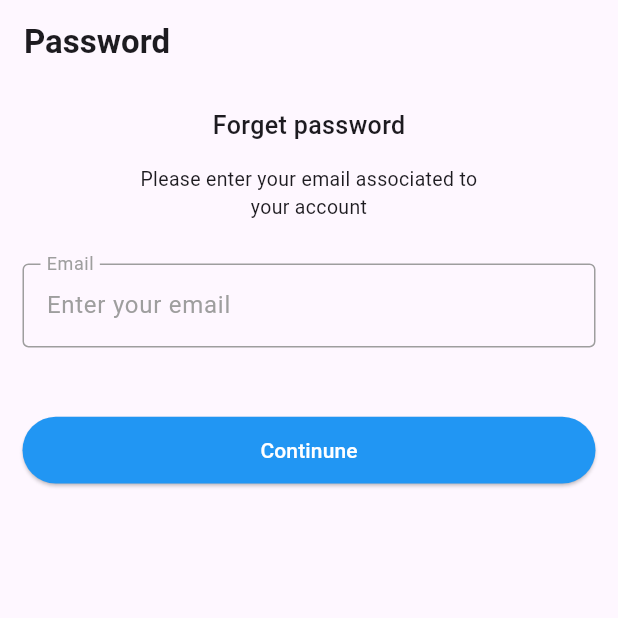
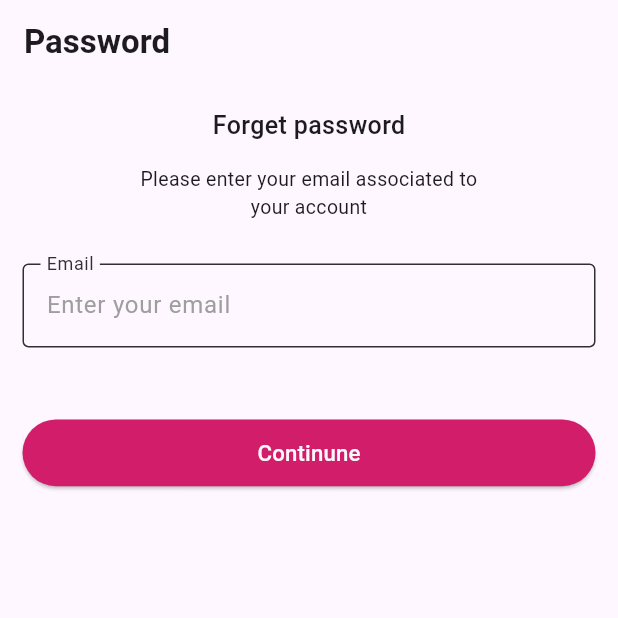
Before and after one commit to OmarAbdelgilil/Elevate_Ecommerce, a Flutter app: the screen it shows after launch, on a phone screen of 412 x 824 dp, the top half of it. Run offline on Flutter 3.47's test engine with Material 3 defaults, Android fonts, the phone set to English and light mode, and no system bars; our stand-ins replace dio, flutter_bloc, flutter_screenutil, get_it, injectable, retrofit; generated files the repository leaves out were written again.

Commit message:
fix: updated all forget password screens using customTextField and CustomButton

```diff
--- a/lib/core/widgets/custom_textfield.dart
+++ b/lib/core/widgets/custom_textfield.dart
@@ -24,7 +24,7 @@ class CustomtextField extends StatefulWidget {
 
 class _CustomtextFieldState extends State<CustomtextField> {
   bool hasError = false;
-  Color labelColor = Colors.grey;
+  Color labelColor = Colors.grey[850]!;
   String? _validate(String? value) {
     final error = widget.validator != null
         ? widget.validator!(value)
@@ -52,11 +52,11 @@ class _CustomtextFieldState extends State<CustomtextField> {
         focusedErrorBorder: const OutlineInputBorder(
           borderSide: BorderSide(color: Colors.red, width: 2.0),
         ),
-        enabledBorder: const OutlineInputBorder(
-          borderSide: BorderSide(color: Colors.grey),
+        enabledBorder: OutlineInputBorder(
+          borderSide: BorderSide(color: Colors.grey[850]!),
         ),
-        focusedBorder: const OutlineInputBorder(
-          borderSide: BorderSide(color: Colors.grey),
+        focusedBorder: OutlineInputBorder(
+          borderSide: BorderSide(color: Colors.grey[850]!),
         ),
         floatingLabelBehavior: FloatingLabelBehavior.always,
         label: Text(
--- a/lib/features/auth/forget_password/presentation/verify_email.dart
+++ b/lib/features/auth/forget_password/presentation/verify_email.dart
@@ -1,5 +1,6 @@
+import 'package:elevate_ecommerce/core/common/colors.dart';
+import 'package:elevate_ecommerce/core/widgets/custom_button.dart';
 import 'package:elevate_ecommerce/core/widgets/custom_textfield.dart';
-import 'package:elevate_ecommerce/features/auth/forget_password/presentation/app_button.dart';
 import 'package:flutter/material.dart';
 import 'package:flutter_screenutil/flutter_screenutil.dart';
 
@@ -50,11 +51,9 @@ class VerifyEmail extends StatelessWidget {
             SizedBox(
               height: 50.h,
             ),
-            AppButton(
-              text: const Text(
-                'Continune',
-                style: TextStyle(color: Colors.white),
-              ),
+            CustomButton(
+              text: 'Continune',
+              color: primaryColor,
               onPressed: () {
                 sendOtp(emailController.text);
               },
--- a/lib/features/auth/forget_password/presentation/verify_otp.dart
+++ b/lib/features/auth/forget_password/presentation/verify_otp.dart
@@ -1,3 +1,4 @@
+import 'package:elevate_ecommerce/core/common/colors.dart';
 import 'package:flutter/material.dart';
 import 'package:flutter_screenutil/flutter_screenutil.dart';
 
@@ -107,7 +108,9 @@ class VerifyOtp extends StatelessWidget {
                     },
                     child: const Text(
                       'Resend',
-                      style: TextStyle(decoration: TextDecoration.underline),
+                      style: TextStyle(
+                          decoration: TextDecoration.underline,
+                          color: primaryColor),
                     ))
               ],
             )
```
Also changed, not shown: lib/features/auth/forget_password/presentation/verify_password.dart (+14 -17 lines).
